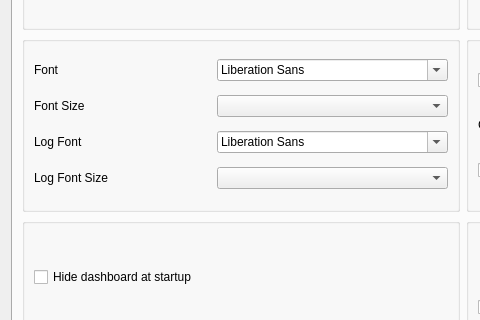
The window that include/ui/setting/dialog_basic_settings.ui (sgt57/Throne) describes before a commit, drawn with Qt 5; both pictures show x 0 to 480 and y 191 to 511 of the 925 by 634 pixel window.
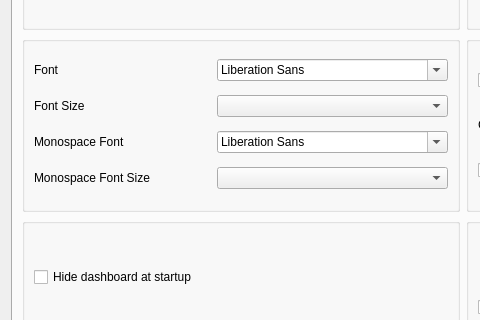
The same window after the commit. The open tabs and pages were chosen to show the change. Custom widgets are drawn as their Qt base class.

Commit message: Rename log font settings to Monospace Font / Monospace Font Size, add zh_CN translations for the log view

The edit to the form file:
```diff
--- a/include/ui/setting/dialog_basic_settings.ui
+++ b/include/ui/setting/dialog_basic_settings.ui
@@ -636,7 +636,7 @@
             <item row="2" column="0">
              <widget class="QLabel" name="label_log_font">
               <property name="text">
-               <string>Log Font</string>
+               <string>Monospace Font</string>
               </property>
              </widget>
             </item>
@@ -650,7 +650,7 @@
             <item row="3" column="0">
              <widget class="QLabel" name="label_log_font_size">
               <property name="text">
-               <string>Log Font Size</string>
+               <string>Monospace Font Size</string>
               </property>
              </widget>
             </item>
```
Left out of the diff: 4 changed lines with no effect on the pictures. The commit also changes 2 other files.
